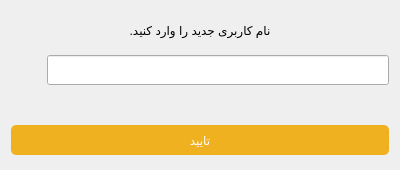
Qt form App/ui/changeUserName.ui (MohammadSangSefidi/QuizMaster) before a commit.
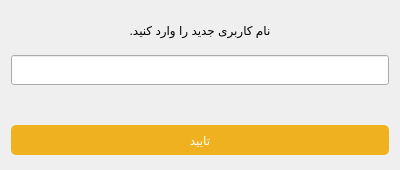
The same form after that commit.

Commit message: change baseURL. change windows icon and title. change app logo. fix bugs

```diff
--- a/App/ui/changeUserName.ui
+++ b/App/ui/changeUserName.ui
@@ -50,25 +50,6 @@
    </item>
    <item>
     <layout class="QHBoxLayout" name="horizontalLayout">
-     <item>
-      <widget class="QLabel" name="checkUserNameIcon">
-       <property name="minimumSize">
-        <size>
-         <width>30</width>
-         <height>30</height>
-        </size>
-       </property>
-       <property name="maximumSize">
-        <size>
-         <width>30</width>
-         <height>30</height>
-        </size>
-       </property>
-       <property name="text">
-        <string/>
-       </property>
-      </widget>
-     </item>
      <item>
       <widget class="QLineEdit" name="userNameLineEdit">
        <property name="minimumSize">
```
Left out of the diff: 2 changed lines with no effect on the pictures. The commit also changes 24 other files.
